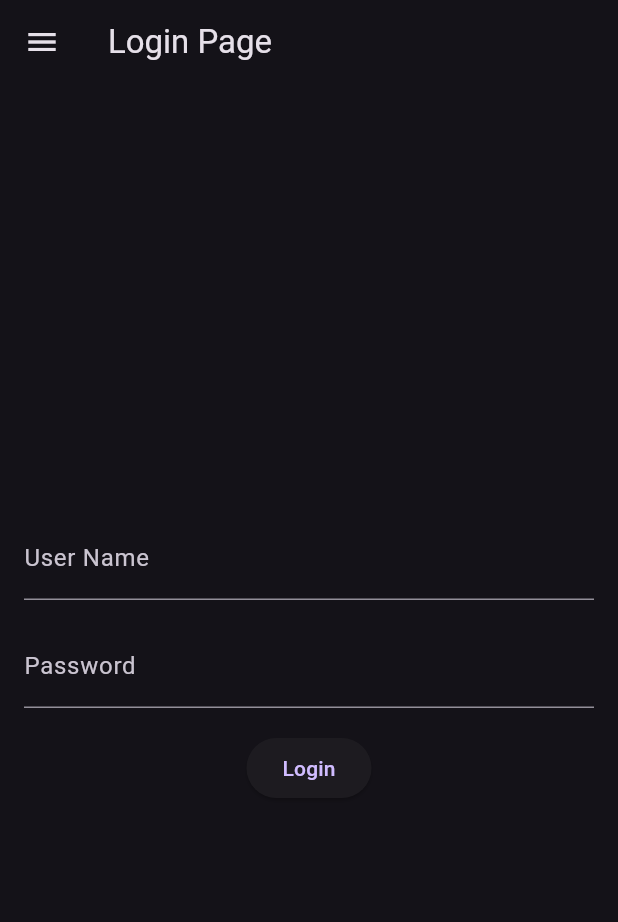
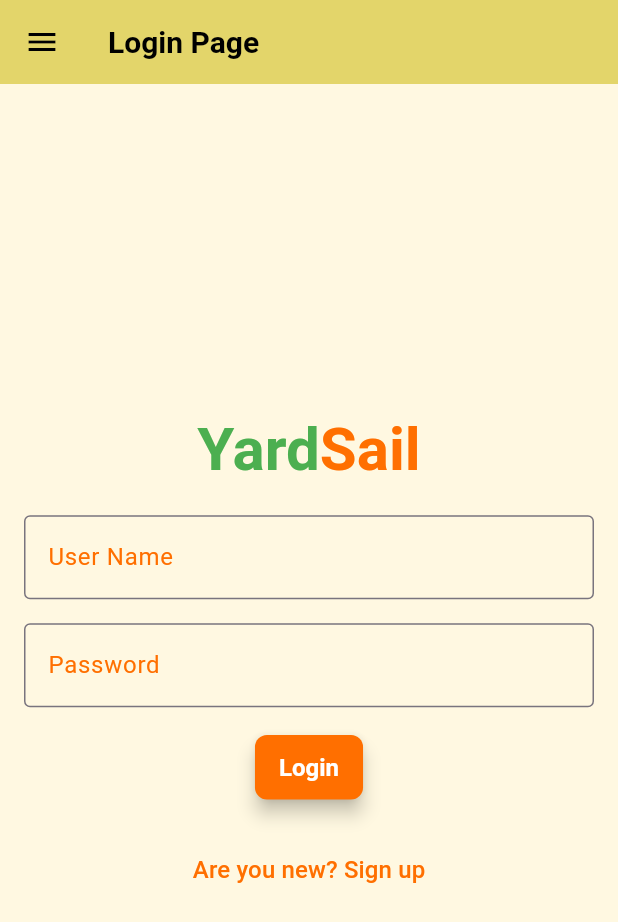
Before and after one commit to varthiboina/greenbookfrontend, a Flutter app: the screen it shows after launch, on a phone screen of 412 x 824 dp. Shown: the top 922 px of the screen. Run offline on Flutter 3.47's test engine with Material 3 defaults, Android fonts, the phone set to English and light mode, and no system bars; our stand-ins replace firebase_auth, firebase_core, get_it, google_fonts, image_picker, permission_handler; accounts and stored records are empty.

Commit message:
new chnages

```diff
--- a/greenbook/lib/main.dart
+++ b/greenbook/lib/main.dart
@@ -4,10 +4,12 @@ import 'package:greenbook/pages/admin_login_page.dart';
 import 'package:greenbook/pages/login_page.dart';
 import 'package:greenbook/pages/pool_inventory.dart';
 import 'package:greenbook/pages/pool_page.dart';
+import 'package:greenbook/pages/profile_page.dart';
 import 'package:greenbook/provider/app_data_provider.dart';
 import 'package:greenbook/utils/constants.dart';
 import 'package:provider/provider.dart';
 import 'package:greenbook/utils/utils.dart';
+import 'package:google_fonts/google_fonts.dart';
 
 void main() async {
   await setUp();
@@ -32,10 +34,35 @@ class MyApp extends StatelessWidget {
   Widget build(BuildContext context) {
     return MaterialApp(
       debugShowCheckedModeBanner: false,
-      title: 'Flutter Demo',
+      title: 'Greenbook',
       theme: ThemeData(
-        primarySwatch: Colors.lightGreen,
-        brightness: Brightness.dark,
+        primaryColor: Colors.white,
+        scaffoldBackgroundColor: Color(0xFFFFF8E1), // light saffron color
+        textTheme: GoogleFonts.robotoTextTheme(
+          Theme.of(context).textTheme,
+        ).apply(
+          bodyColor: Colors.black,
+          displayColor: Colors.black,
+        ),
+        appBarTheme: AppBarTheme(
+          backgroundColor: Color(0xFFFFF8E1), // light saffron color
+          iconTheme: IconThemeData(color: Colors.black),
+          titleTextStyle: GoogleFonts.roboto(
+            color: Colors.black,
+            fontSize: 20,
+            fontWeight: FontWeight.bold,
+          ),
+        ),
+        elevatedButtonTheme: ElevatedButtonThemeData(
+          style: ElevatedButton.styleFrom(
+            foregroundColor: Colors.black,
+            backgroundColor: Color(0xFFFFE082),
+            textStyle: GoogleFonts.roboto(
+              fontSize: 16,
+              fontWeight: FontWeight.bold,
+            ),
+          ),
+        ),
       ),
       home: const LoginPage(),
       routes: {
@@ -44,6 +71,7 @@ class MyApp extends StatelessWidget {
         poolInventoryName: (context) => const PoolInventory(),
         adminLoginName: (context) => const AdminLoginPage(),
         adminDashboard: (context) => const AdminDashboard(),
+        profilePageName: (context) => const ProfilePage()
       },
     );
   }
--- a/greenbook/lib/pages/login_page.dart
+++ b/greenbook/lib/pages/login_page.dart
@@ -1,4 +1,5 @@
 import 'package:flutter/material.dart';
+import 'package:google_fonts/google_fonts.dart';
 import 'package:get_it/get_it.dart';
 import 'package:greenbook/drawer/main_drawer.dart';
 import 'package:greenbook/provider/app_data_provider.dart';
@@ -21,6 +22,8 @@ class _LoginPageState extends State<LoginPage> {
   bool _isButtonEnabled = true;
 
   late AuthService _authService;
+
+  @override
   void initState() {
     super.initState();
     _authService = _getIt.get<AuthService>();
@@ -30,6 +33,11 @@ class _LoginPageState extends State<LoginPage> {
     setState(() {
       _isButtonEnabled = true;
     });
+  }
+
+  Future<bool> logout() async {
+    bool result = await _authService.logout();
+    return result;
   }
 
   void _disableButton() {
@@ -45,6 +53,7 @@ class _LoginPageState extends State<LoginPage> {
       drawer: const MainDrawer(),
       appBar: AppBar(
         title: const Text('Login Page'),
+        backgroundColor: Color.fromARGB(255, 227, 213, 106), // creamy white
       ),
       body: Padding(
         padding: const EdgeInsets.all(16.0),
@@ -53,10 +62,36 @@ class _LoginPageState extends State<LoginPage> {
           child: Column(
             mainAxisAlignment: MainAxisAlignment.center,
             children: [
+              RichText(
+                text: TextSpan(
+                  children: [
+                    TextSpan(
+                      text: 'Yard',
+                      style: GoogleFonts.roboto(
+                        fontSize: 40,
+                        fontWeight: FontWeight.bold,
+                        color: const Color(0xFF4CAF50), // green color
+                      ),
+                    ),
+                    TextSpan(
+                      text: 'Sail',
+                      style: GoogleFonts.roboto(
+                        fontSize: 40,
+                        fontWeight: FontWeight.bold,
+                        color: const Color(0xFFFF6F00), // light saffron color
+                      ),
+                    ),
+                  ],
+                ),
+              ),
+              const SizedBox(height: 20),
               TextFormField(
-                decoration: const InputDecoration(
+                decoration: InputDecoration(
                   labelText: "User Name",
                   hintText: "User Name",
+                  border: OutlineInputBorder(),
+                  labelStyle: TextStyle(
+                      color: const Color(0xFFFF6F00)), // light saffron
                 ),
                 validator: (value) {
                   if (value == null || value.isEmpty) {
@@ -70,9 +105,12 @@ class _LoginPageState extends State<LoginPage> {
               ),
               const SizedBox(height: 16.0),
               TextFormField(
-                decoration: const InputDecoration(
+                decoration: InputDecoration(
                   labelText: "Password",
                   hintText: "Password",
+                  border: OutlineInputBorder(),
+                  labelStyle: TextStyle(
+                      color: const Color(0xFFFF6F00)), // light saffron
                 ),
                 obscureText: true,
                 validator: (value) {
@@ -98,10 +136,8 @@ class _LoginPageState extends State<LoginPage> {
                               .getLogin(username!)
                               .then((user) {
                             if (result) {
-                              Navigator.pushNamed(context, poolPageName,
-                                  arguments: [
-                                    user,
-                                  ]);
+                              Navigator.pushNamed(context, profilePageName,
+                                  arguments: [user]);
                             } else {
                               ScaffoldMessenger.of(context).showSnackBar(
                                 const SnackBar(
@@ -121,7 +157,31 @@ class _LoginPageState extends State<LoginPage> {
                         }
                       }
                     : null,
-                child: const Text('Login'),
+                style: ElevatedButton.styleFrom(
+                  padding:
+                      const EdgeInsets.symmetric(horizontal: 16, vertical: 12),
+                  elevation: 5,
+                  shape: RoundedRectangleBorder(
+                    borderRadius: BorderRadius.circular(8),
+                  ),
+                  backgroundColor: const Color(0xFFFF6F00), // light saffron
+                ),
+                child: Text(
+                  'Login',
+                  style: GoogleFonts.roboto(fontSize: 16, color: Colors.white),
+                ),
+              ),
+              const SizedBox(height: 20),
+              TextButton(
+                onPressed: () {
+                  // Handle navigation to sign-up page
+                },
+                child: Text(
+                  'Are you new? Sign up',
+                  style: GoogleFonts.roboto(
+                      fontSize: 16,
+                      color: const Color(0xFFFF6F00)), // light saffron
+                ),
               ),
             ],
           ),
--- a/greenbook/lib/utils/constants.dart
+++ b/greenbook/lib/utils/constants.dart
@@ -3,6 +3,7 @@ const String poolPageName = 'pool';
 const String poolInventoryName = 'poolInventory';
 const String adminLoginName = 'adminLogin';
 const String adminDashboard = 'adminDashboard';
+const String profilePageName = 'profilepage';
 const String currency = '\$';
 
 const String productConditionNew = 'New';
```
Also changed, not shown: greenbook/lib/drawer/home_page_drawer.dart (added, +78 -0 lines), greenbook/lib/pages/pool_page.dart (+53 -12 lines), greenbook/lib/pages/profile_page.dart (added, +23 -0 lines), greenbook/lib/utils/Services/auth_services.dart (+10 -1 lines), greenbook/lib/pages/home_page.dart (added).
